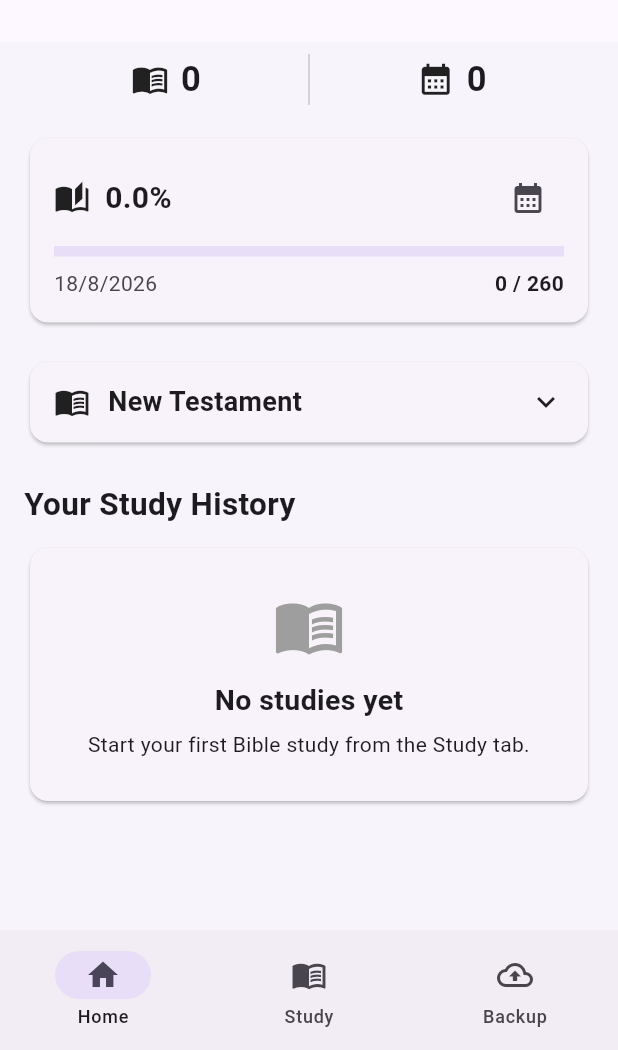
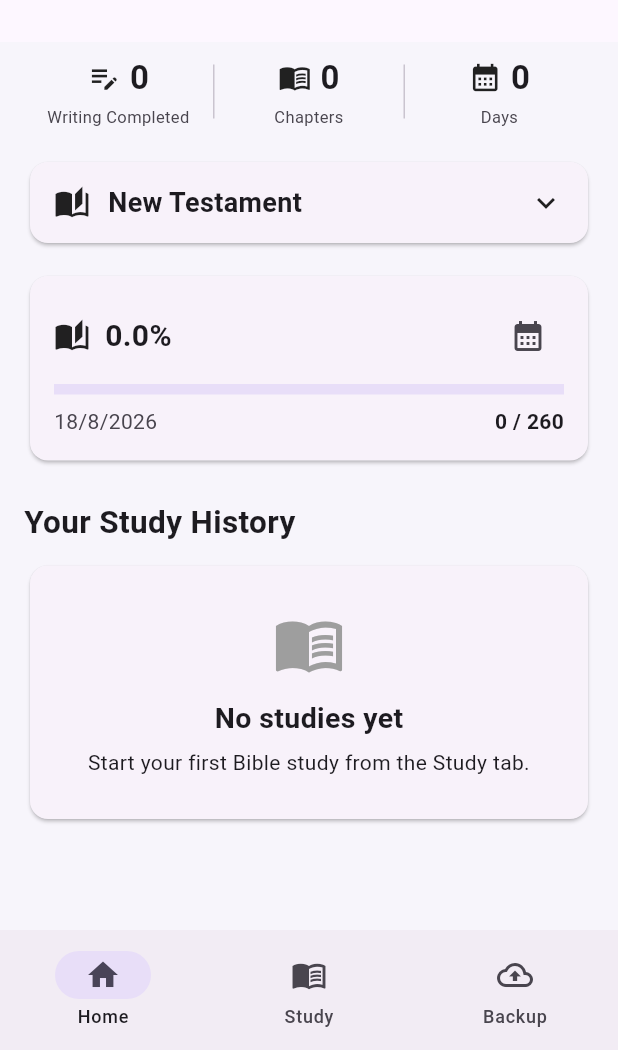
Before and after one commit to bitaniya1267/everyday-bible-study, a Flutter app: the screen it shows after launch, on a phone screen of 412 x 824 dp, the part 186-1236 px from its top. Run offline on Flutter 3.47's test engine with Material 3 defaults, Android fonts, the phone set to English and light mode, and no system bars; our stand-ins replace shared_preferences.

Commit message:
Clean up main.dart by refactoring and removing comments
Refactor UI components and remove commented code for clarity.

```diff
--- a/lib/main.dart
+++ b/lib/main.dart
@@ -621,7 +621,6 @@ class _AppShellState extends State<AppShell> {
       body: SafeArea(
         child: pages[currentIndex],
       ),
-
       bottomNavigationBar:
           NavigationBar(
         selectedIndex: currentIndex,
@@ -640,7 +639,6 @@ class _AppShellState extends State<AppShell> {
             ),
             label: 'Home',
           ),
-
           NavigationDestination(
             icon: Icon(
               Icons.menu_book_outlined,
@@ -650,7 +648,6 @@ class _AppShellState extends State<AppShell> {
             ),
             label: 'Study',
           ),
-
           NavigationDestination(
             icon: Icon(
               Icons.backup_outlined,
@@ -842,11 +839,6 @@ class _HomeScreenState extends State<HomeScreen> {
             IconButton(
               tooltip: 'New study',
               onPressed: () {
-                setState(() {
-                  // Navigation is handled
-                  // by the bottom navigation.
-                });
-
                 ScaffoldMessenger.of(
                   context,
                 ).showSnackBar(
@@ -892,14 +884,16 @@ class _HomeScreenState extends State<HomeScreen> {
                   children: [
                     Expanded(
                       child: _TopProgressItem(
-                        icon: Icons.menu_book,
+                        icon: Icons.edit_note,
                         value:
-                            '$totalReadToday',
+                            '$studyChapterCount',
+                        label:
+                            'Writing Completed',
                       ),
                     ),
 
                     Container(
-                      height: 34,
+                      height: 36,
                       width: 1,
                       color: Theme.of(
                         context,
@@ -910,10 +904,32 @@ class _HomeScreenState extends State<HomeScreen> {
 
                     Expanded(
                       child: _TopProgressItem(
+                        icon: Icons.menu_book,
+                        value:
+                            '$totalReadToday',
+                        label:
+                            'Chapters',
+                      ),
+                    ),
+
+                    Container(
+                      height: 36,
+                      width: 1,
+                      color: Theme.of(
+                        context,
+                      )
+                          .colorScheme
+                          .outlineVariant,
+                    ),
+
+                    Expanded(
+                      child: _TopProgressItem(
                         icon:
                             Icons.calendar_month,
                         value:
                             '$studyDays',
+                        label:
+                            'Days',
                       ),
                     ),
                   ],
@@ -921,6 +937,72 @@ class _HomeScreenState extends State<HomeScreen> {
 
                 const SizedBox(
                   height: 18,
+                ),
+
+                // ==================================================
+                // NEW TESTAMENT ABOVE PROGRESS
+                // ==================================================
+
+                Card(
+                  clipBehavior:
+                      Clip.antiAlias,
+                  child: InkWell(
+                    onTap: () {
+                      setState(() {
+                        booksExpanded =
+                            !booksExpanded;
+                      });
+                    },
+                    child: Padding(
+                      padding:
+                          const EdgeInsets.symmetric(
+                        horizontal: 16,
+                        vertical: 14,
+                      ),
+                      child: Row(
+                        children: [
+                          const Icon(
+                            Icons.auto_stories,
+                          ),
+                          const SizedBox(
+                            width: 12,
+                          ),
+                          const Expanded(
+                            child: Text(
+                              'New Testament',
+                              style:
+                                  TextStyle(
+                                fontSize: 18,
+                                fontWeight:
+                                    FontWeight.bold,
+                              ),
+                            ),
+                          ),
+                          Icon(
+                            booksExpanded
+                                ? Icons
+                                    .keyboard_arrow_up
+                                : Icons
+                                    .keyboard_arrow_down,
+                          ),
+                        ],
+                      ),
+                    ),
+                  ),
+                ),
+
+                if (booksExpanded) ...[
+                  const SizedBox(
+                    height: 8,
+                  ),
+
+                  ...newTestamentBooks.map(
+                    _buildBookCard,
+                  ),
+                ],
+
+                const SizedBox(
+                  height: 14,
                 ),
 
                 // ==================================================
@@ -1012,74 +1094,6 @@ class _HomeScreenState extends State<HomeScreen> {
                         ),
                       ],
                     ),
-                  ),
-                ),
-
-                const SizedBox(
-                  height: 18,
-                ),
-
-                // ==================================================
-                // BIBLE BOOKS COLLAPSIBLE SECTION
-                // ==================================================
-
-                Card(
-                  clipBehavior:
-                      Clip.antiAlias,
-                  child: Column(
-                    children: [
-                      InkWell(
-                        onTap: () {
-                          setState(() {
-                            booksExpanded =
-                                !booksExpanded;
-                          });
-                        },
-                        child: Padding(
-                          padding:
-                              const EdgeInsets
-                                  .symmetric(
-                            horizontal: 16,
-                            vertical: 14,
-                          ),
-                          child: Row(
-                            children: [
-                              const Icon(
-                                Icons.menu_book,
-                              ),
-                              const SizedBox(
-                                width: 12,
-                              ),
-                              const Expanded(
-                                child: Text(
-                                  'New Testament',
-                                  style:
-                                      TextStyle(
-                                    fontSize: 18,
-                                    fontWeight:
-                                        FontWeight
-                                            .bold,
-                                  ),
-                                ),
-                              ),
-                              Icon(
-                                booksExpanded
-                                    ? Icons
-                                        .keyboard_arrow_up
-                                    : Icons
-                                        .keyboard_arrow_down,
-                              ),
-                            ],
-                          ),
-                        ),
-                      ),
-
-                      if (booksExpanded)
-                        ...newTestamentBooks
-                            .map(
-                              _buildBookCard,
-                            ),
-                    ],
                   ),
                 ),
 
@@ -1228,13 +1242,16 @@ class _HomeScreenState extends State<HomeScreen> {
     return Padding(
       padding:
           const EdgeInsets.fromLTRB(
-        10,
         0,
-        10,
+        0,
+        0,
         8,
       ),
       child: Card(
+        clipBehavior:
+            Clip.antiAlias,
         child: ExpansionTile(
+          // ALWAYS CLOSED WHEN FIRST SHOWN.
           initiallyExpanded: false,
 
           leading: CircleAvatar(
@@ -1261,6 +1278,9 @@ class _HomeScreenState extends State<HomeScreen> {
           subtitle: Text(
             '$read / ${book.chapters}',
           ),
+
+          // Flutter 3.47 compatible.
+          // Do not use contentPadding here.
 
           childrenPadding:
               const EdgeInsets.fromLTRB(
@@ -1462,39 +1482,67 @@ class _HomeScreenState extends State<HomeScreen> {
 }
 
 // ============================================================
-// SIMPLE HOME TOP PROGRESS ITEM
+// HOME TOP PROGRESS ITEM
 // ============================================================
 
 class _TopProgressItem
     extends StatelessWidget {
   final IconData icon;
   final String value;
+  final String label;
 
   const _TopProgressItem({
     required this.icon,
     required this.value,
+    required this.label,
   });
 
   @override
   Widget build(BuildContext context) {
-    return Row(
+    return Column(
+      mainAxisSize:
+          MainAxisSize.min,
+      children: [
+        Row(
           mainAxisAlignment:
               MainAxisAlignment.center,
           children: [
             Icon(
               icon,
-          size: 25,
-        ),
-        const SizedBox(
-          width: 8,
+              size: 22,
+            ),
+            const SizedBox(
+              width: 6,
             ),
             Text(
               value,
               style:
                   const TextStyle(
-            fontSize: 23,
+                fontSize: 22,
                 fontWeight:
                     FontWeight.bold,
+              ),
+            ),
+          ],
+        ),
+        const SizedBox(
+          height: 3,
+        ),
+        Text(
+          label,
+          textAlign:
+              TextAlign.center,
+          maxLines: 1,
+          overflow:
+              TextOverflow.ellipsis,
+          style:
+              TextStyle(
+            fontSize: 11,
+            color: Theme.of(
+              context,
+            )
+                .colorScheme
+                .onSurfaceVariant,
           ),
         ),
       ],
@@ -1697,7 +1745,6 @@ class _DailyStudyScreenState
         existing.first,
       );
     } else {
-      // NEW STUDY STARTS EMPTY.
       currentDay = StudyDay(
         dateKey: key,
         chapters: [],
@@ -1733,7 +1780,6 @@ class _DailyStudyScreenState
   }
 
   Future<void> _pickDate() async {
-    // Save before changing date.
     _autoSave();
 
     final picked =
@@ -1801,13 +1847,10 @@ class _DailyStudyScreenState
     }
 
     return WillPopScope(
-      // SAVE AUTOMATICALLY WHEN
-      // USER LEAVES THE PAGE.
       onWillPop: () async {
         _autoSave();
         return true;
       },
-
       child:
           CustomScrollView(
         slivers: [
@@ -1848,9 +1891,6 @@ class _DailyStudyScreenState
                   const SizedBox(
                     height: 16,
                   ),
-
-                  // NO CHAPTER COUNT.
-                  // NO 3 CHAPTER EXPLANATION.
 
                   if (day.chapters.isEmpty)
                     Card(
@@ -2160,7 +2200,6 @@ class _DailyStudyEditorBodyState
   ) {
     return WillPopScope(
       onWillPop: () async {
-        // AUTO-SAVE BEFORE LEAVING.
         save();
         return true;
       },
@@ -2193,8 +2232,6 @@ class _DailyStudyEditorBodyState
                   canDelete:
                       true,
                   onChanged: () {
-                    // AUTO-SAVE EVERY TIME
-                    // SOMETHING IS TYPED.
                     save();
                   },
                   onDelete: () {
@@ -2451,7 +2488,6 @@ class _ChapterCardState
     widget.chapter.characterLessons =
         characterLessonsController.text;
 
-    // AUTO-SAVE CALLBACK.
     widget.onChanged();
   }
 
@@ -2522,10 +2558,6 @@ class _ChapterCardState
           ),
         ),
 
-        // IMPORTANT:
-        // No subtitle.
-        // This removes "Enter chapter reference".
-
         childrenPadding:
             const EdgeInsets
                 .fromLTRB(
@@ -2620,7 +2652,6 @@ class _ChapterCardState
           ),
 
           ExpansionTile(
-            // CHARACTER STUDY CLOSED.
             initiallyExpanded:
                 false,
 
```
Lines whose indentation alone changed are shown as unchanged.
